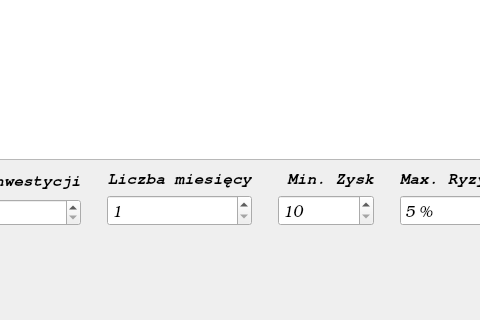
Above: mainForm.ui from DjVidiX/kokos-project before the change; both pictures show x 84 to 564 and y 280 to 600 of the 1200 by 600 pixel window. Below: the same form after it.
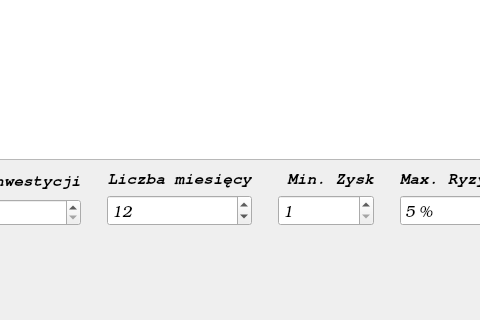
That is the form after the change. Icons and pictures are not drawn.

What changed in the file:
```diff
--- a/mainForm.ui
+++ b/mainForm.ui
@@ -186,6 +186,9 @@
            <property name="maximum">
             <number>48</number>
            </property>
+           <property name="value">
+            <number>12</number>
+           </property>
           </widget>
          </item>
         </layout>
@@ -237,7 +240,7 @@
             </font>
            </property>
            <property name="minimum">
-            <number>10</number>
+            <number>1</number>
            </property>
            <property name="maximum">
             <number>1000000</number>
@@ -245,6 +248,9 @@
            <property name="singleStep">
             <number>10</number>
            </property>
+           <property name="value">
+            <number>1</number>
+           </property>
           </widget>
          </item>
         </layout>
```
